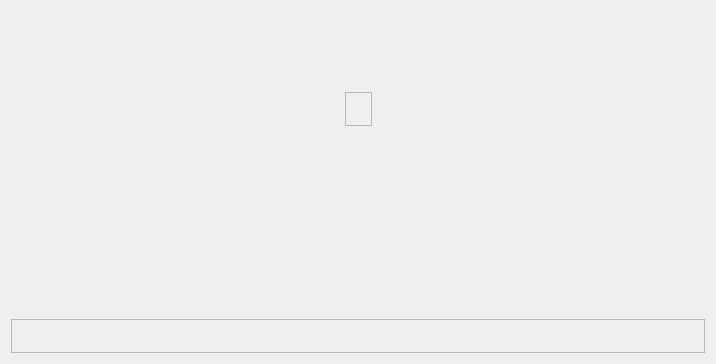
Before: the Qt Designer form plugins/Commands/Dialog/dialogwidget.ui in KDE/simon, drawn with Qt 5.
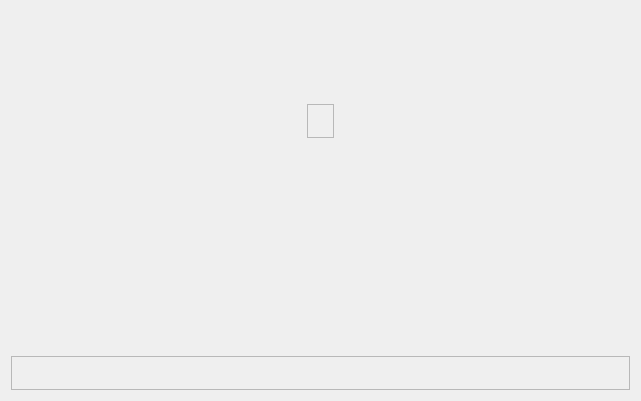
After: the same form once the commit is applied.

Patch:
```diff
--- a/plugins/Commands/Dialog/dialogwidget.ui
+++ b/plugins/Commands/Dialog/dialogwidget.ui
@@ -6,8 +6,8 @@
    <rect>
     <x>0</x>
     <y>0</y>
-    <width>716</width>
-    <height>364</height>
+    <width>641</width>
+    <height>401</height>
    </rect>
   </property>
   <property name="windowTitle">
```
